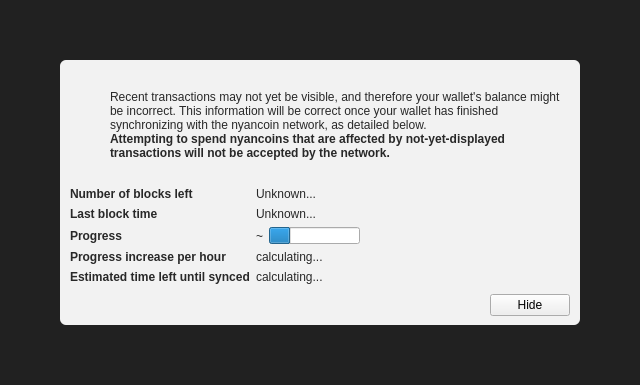
Old version of the form src/qt/forms/modaloverlay.ui in the repository KatKoyn/katkoyn-client.
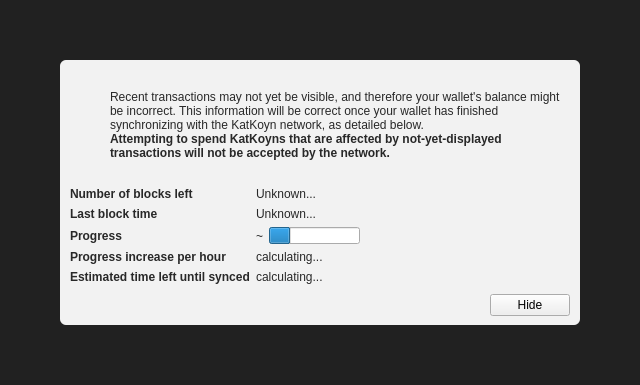
New version of the form. Icons and pictures are not drawn. Custom widgets are drawn as their Qt base class.

```diff
--- a/src/qt/forms/modaloverlay.ui
+++ b/src/qt/forms/modaloverlay.ui
@@ -130,7 +130,7 @@
              <item>
               <widget class="QLabel" name="infoText">
                <property name="text">
-                <string>Recent transactions may not yet be visible, and therefore your wallet's balance might be incorrect. This information will be correct once your wallet has finished synchronizing with the nyancoin network, as detailed below.</string>
+                <string>Recent transactions may not yet be visible, and therefore your wallet's balance might be incorrect. This information will be correct once your wallet has finished synchronizing with the KatKoyn network, as detailed below.</string>
                </property>
                <property name="textFormat">
                 <enum>Qt::RichText</enum>
@@ -149,7 +149,7 @@
                 </font>
                </property>
                <property name="text">
-                <string>Attempting to spend nyancoins that are affected by not-yet-displayed transactions will not be accepted by the network.</string>
+                <string>Attempting to spend KatKoyns that are affected by not-yet-displayed transactions will not be accepted by the network.</string>
                </property>
                <property name="textFormat">
                 <enum>Qt::RichText</enum>
```
